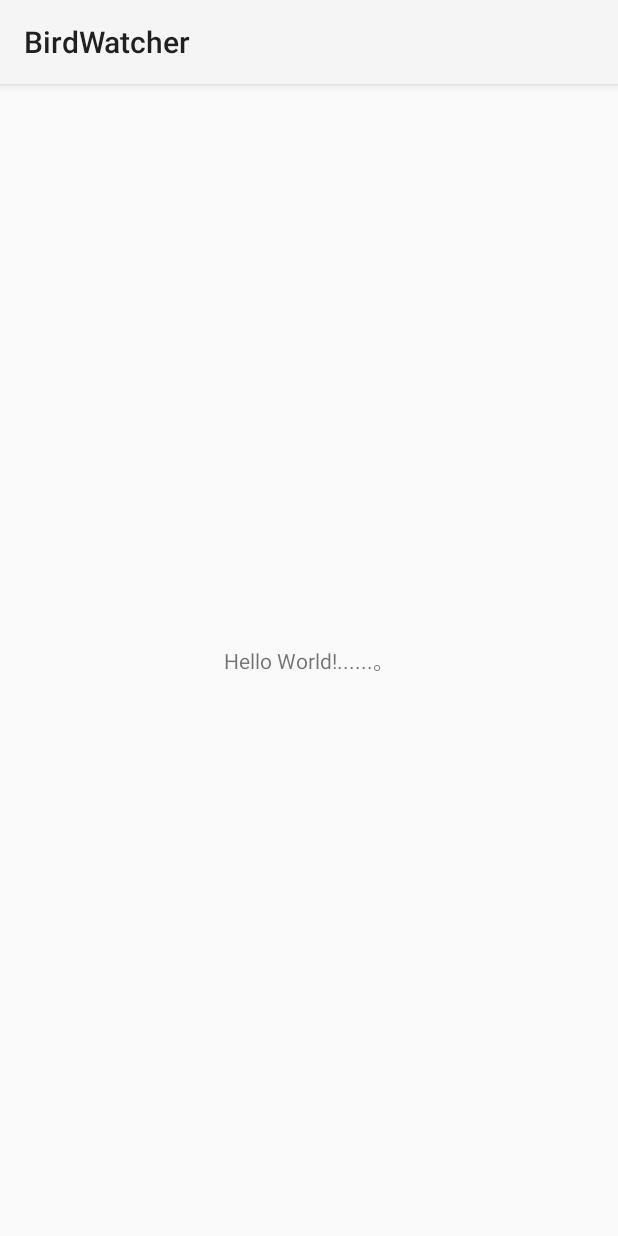
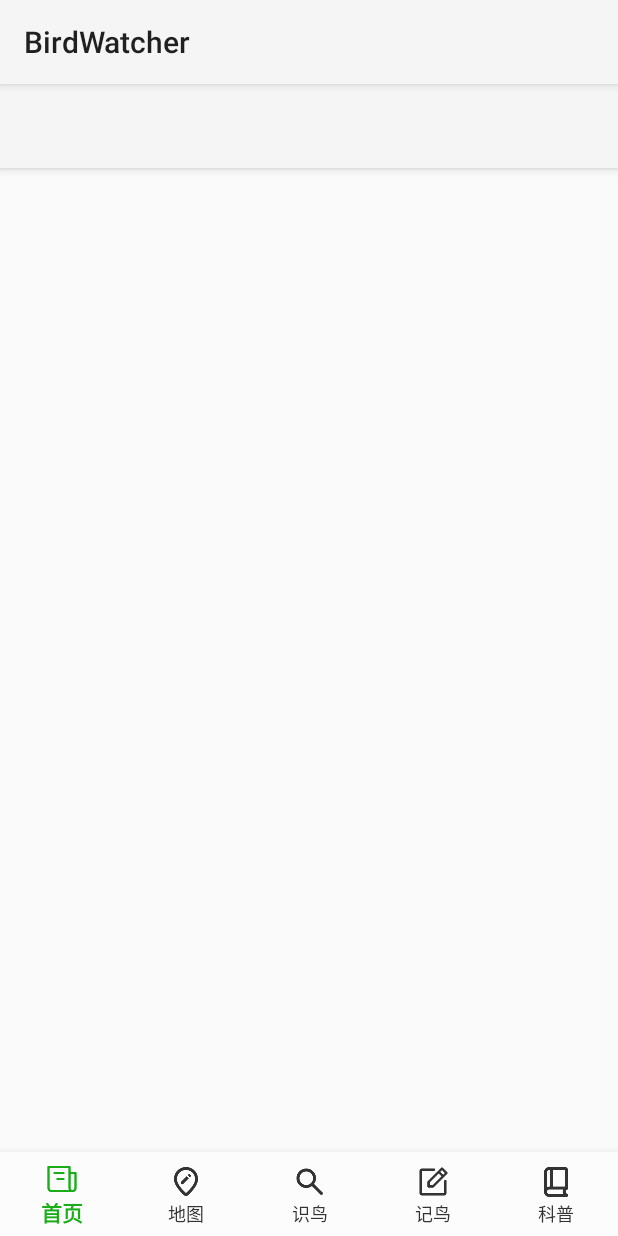
Before and after one commit to rainkaze/bird-watcher, an Android app: the screen it shows after launch (MainActivity), on a phone screen of 412 x 824 dp. Run offline under Robolectric (Android 15) with nearby library versions, the phone set to English and light mode, and no system bars; 1 statement that could not run was skipped.

Commit message:
💄 部署框架，5g个fragment

```diff
--- a/app/src/main/java/com/rainkaze/birdwatcher/MainActivity.java
+++ b/app/src/main/java/com/rainkaze/birdwatcher/MainActivity.java
@@ -1,24 +1,96 @@
 package com.rainkaze.birdwatcher;
 
 import android.os.Bundle;
+import android.view.MenuItem;
 
 import androidx.activity.EdgeToEdge;
+import androidx.annotation.NonNull;
 import androidx.appcompat.app.AppCompatActivity;
+import androidx.appcompat.widget.Toolbar;
 import androidx.core.graphics.Insets;
 import androidx.core.view.ViewCompat;
 import androidx.core.view.WindowInsetsCompat;
+import androidx.fragment.app.Fragment;
+import androidx.fragment.app.FragmentTransaction;
+
+import com.google.android.material.bottomnavigation.BottomNavigationView;
+import com.google.android.material.navigation.NavigationBarView;
+import com.rainkaze.birdwatcher.fragment.HomeFragment;
+import com.rainkaze.birdwatcher.fragment.IdentifyFragment;
+import com.rainkaze.birdwatcher.fragment.KnowledgeFragment;
+import com.rainkaze.birdwatcher.fragment.MapFragment;
+import com.rainkaze.birdwatcher.fragment.RecordFragment;
+
+import java.util.ArrayList;
+import java.util.List;
 
 public class MainActivity extends AppCompatActivity {
+
+    List<Fragment> list;
+    BottomNavigationView bottomNavigationView;
+    Toolbar toolbar;
 
     @Override
     protected void onCreate(Bundle savedInstanceState) {
         super.onCreate(savedInstanceState);
         EdgeToEdge.enable(this);
         setContentView(R.layout.activity_main);
+
+        toolbar = findViewById(R.id.toolbar);
+        setSupportActionBar(toolbar);
+
+        bottomNavigationView = findViewById(R.id.bottom_navigation);
+
+        list = new ArrayList<>();
+        list.add(new HomeFragment());
+        list.add(new MapFragment());
+        list.add(new IdentifyFragment());
+        list.add(new RecordFragment());
+        list.add(new KnowledgeFragment());
+
+
+        if (savedInstanceState == null) {
+            bottomNavigationView.setSelectedItemId(R.id.navigation_home);
+        }
+
+
+        if (bottomNavigationView != null) {
+            bottomNavigationView.setOnItemSelectedListener(new NavigationBarView.OnItemSelectedListener() {
+                @Override
+                public boolean onNavigationItemSelected(@NonNull MenuItem item) {
+                    Fragment selectedFragment = null;
+                    int itemId = item.getItemId();
+                    if (itemId == R.id.navigation_home) {
+                        selectedFragment = list.get(0);
+                    } else if (itemId == R.id.navigation_map) {
+                        selectedFragment = list.get(1);
+                    } else if (itemId == R.id.navigation_identify) {
+                        selectedFragment = list.get(2);
+                    }else if (itemId == R.id.navigation_record) {
+                        selectedFragment = list.get(3);
+                    }else if (itemId == R.id.navigation_knowledge) {
+                        selectedFragment = list.get(4);
+                    }
+
+                    if (selectedFragment != null) {
+                        showFragment(selectedFragment);
+                    }
+                    return true;
+                }
+            });
+
+        }
+
         ViewCompat.setOnApplyWindowInsetsListener(findViewById(R.id.main), (v, insets) -> {
-            Insets systemBars = insets.getInsets(WindowInsetsCompat.Type.systemBars());
-            v.setPadding(systemBars.left, systemBars.top, systemBars.right, systemBars.bottom);
+            Insets systemBarInsets = insets.getInsets(WindowInsetsCompat.Type.systemBars());
+            v.setPadding(systemBarInsets.left, systemBarInsets.top, systemBarInsets.right, 0);
             return insets;
         });
     }
+
+    private void showFragment(Fragment fragment) {
+        FragmentTransaction ft = getSupportFragmentManager().beginTransaction();
+        ft.replace(R.id.fragment_container, fragment);
+        ft.commit();
+    }
 }
--- /dev/null
+++ b/app/src/main/java/com/rainkaze/birdwatcher/fragment/HomeFragment.java
@@ -0,0 +1,19 @@
+package com.rainkaze.birdwatcher.fragment;
+
+import android.os.Bundle;
+import androidx.fragment.app.Fragment;
+import android.view.LayoutInflater;
+import android.view.View;
+import android.view.ViewGroup;
+
+import com.rainkaze.birdwatcher.R;
+
+public class HomeFragment extends Fragment {
+
+    @Override
+    public View onCreateView(LayoutInflater inflater, ViewGroup container,
+                             Bundle savedInstanceState) {
+        // 加载首页布局
+        return inflater.inflate(R.layout.fragment_home, container, false);
+    }
+}
--- /dev/null
+++ b/app/src/main/java/com/rainkaze/birdwatcher/fragment/IdentifyFragment.java
@@ -0,0 +1,20 @@
+package com.rainkaze.birdwatcher.fragment;
+
+import android.os.Bundle;
+import android.view.LayoutInflater;
+import android.view.View;
+import android.view.ViewGroup;
+
+import androidx.fragment.app.Fragment;
+
+import com.rainkaze.birdwatcher.R;
+
+public class IdentifyFragment extends Fragment {
+
+    @Override
+    public View onCreateView(LayoutInflater inflater, ViewGroup container,
+                             Bundle savedInstanceState) {
+        // 加载首页布局
+        return inflater.inflate(R.layout.fragment_identify, container, false);
+    }
+}
--- /dev/null
+++ b/app/src/main/java/com/rainkaze/birdwatcher/fragment/KnowledgeFragment.java
@@ -0,0 +1,20 @@
+package com.rainkaze.birdwatcher.fragment;
+
+import android.os.Bundle;
+import android.view.LayoutInflater;
+import android.view.View;
+import android.view.ViewGroup;
+
+import androidx.fragment.app.Fragment;
+
+import com.rainkaze.birdwatcher.R;
+
+public class KnowledgeFragment extends Fragment {
+
+    @Override
+    public View onCreateView(LayoutInflater inflater, ViewGroup container,
+                             Bundle savedInstanceState) {
+        // 加载首页布局
+        return inflater.inflate(R.layout.fragment_knowledge, container, false);
+    }
+}
--- /dev/null
+++ b/app/src/main/java/com/rainkaze/birdwatcher/fragment/MapFragment.java
@@ -0,0 +1,20 @@
+package com.rainkaze.birdwatcher.fragment;
+
+import android.os.Bundle;
+import android.view.LayoutInflater;
+import android.view.View;
+import android.view.ViewGroup;
+
+import androidx.fragment.app.Fragment;
+
+import com.rainkaze.birdwatcher.R;
+
+public class MapFragment extends Fragment {
+
+    @Override
+    public View onCreateView(LayoutInflater inflater, ViewGroup container,
+                             Bundle savedInstanceState) {
+        // 加载首页布局
+        return inflater.inflate(R.layout.fragment_map, container, false);
+    }
+}
--- /dev/null
+++ b/app/src/main/java/com/rainkaze/birdwatcher/fragment/RecordFragment.java
@@ -0,0 +1,20 @@
+package com.rainkaze.birdwatcher.fragment;
+
+import android.os.Bundle;
+import android.view.LayoutInflater;
+import android.view.View;
+import android.view.ViewGroup;
+
+import androidx.fragment.app.Fragment;
+
+import com.rainkaze.birdwatcher.R;
+
+public class RecordFragment extends Fragment {
+
+    @Override
+    public View onCreateView(LayoutInflater inflater, ViewGroup container,
+                             Bundle savedInstanceState) {
+        // 加载首页布局
+        return inflater.inflate(R.layout.fragment_record, container, false);
+    }
+}
--- /dev/null
+++ b/app/src/main/res/color/color_bottom_bar.xml
@@ -0,0 +1,6 @@
+<?xml version="1.0" encoding="utf-8"?>
+<selector xmlns:android="http://schemas.android.com/apk/res/android">
+    <item android:color="#1aad19" android:state_selected="true"/>
+    <item android:color="#333333" android:state_selected="false"/>
+
+</selector>
--- a/app/src/main/res/layout/activity_main.xml
+++ b/app/src/main/res/layout/activity_main.xml
@@ -1,5 +1,5 @@
 <?xml version="1.0" encoding="utf-8"?>
-<androidx.constraintlayout.widget.ConstraintLayout xmlns:android="http://schemas.android.com/apk/res/android"
+<RelativeLayout xmlns:android="http://schemas.android.com/apk/res/android"
     xmlns:app="http://schemas.android.com/apk/res-auto"
     xmlns:tools="http://schemas.android.com/tools"
     android:id="@+id/main"
@@ -7,13 +7,36 @@
     android:layout_height="match_parent"
     tools:context=".MainActivity">
 
-    <TextView
-        android:layout_width="wrap_content"
+    <androidx.appcompat.widget.Toolbar
+        android:id="@+id/toolbar"
+        android:layout_width="match_parent"
+        android:layout_height="?attr/actionBarSize"
+        android:background="?attr/colorPrimary"
+        android:theme="@style/ThemeOverlay.AppCompat.Dark.ActionBar"
+        app:popupTheme="@style/ThemeOverlay.AppCompat.Light"
+        android:elevation="4dp"
+        android:layout_alignParentTop="true"
+        />
+    <FrameLayout
+        android:id="@+id/fragment_container"
+        android:layout_width="match_parent"
+        android:layout_height="match_parent"
+        android:layout_above="@id/bottom_navigation"
+        android:layout_below="@id/toolbar" />
+
+
+    <com.google.android.material.bottomnavigation.BottomNavigationView
+        android:id="@+id/bottom_navigation"
+        android:layout_width="match_parent"
         android:layout_height="wrap_content"
-        android:text="Hello World!......。"
-        app:layout_constraintBottom_toBottomOf="parent"
-        app:layout_constraintEnd_toEndOf="parent"
-        app:layout_constraintStart_toStartOf="parent"
-        app:layout_constraintTop_toTopOf="parent" />
+        android:layout_alignParentBottom="true"
+        android:layout_marginBottom="0dp"
+        app:itemActiveIndicatorStyle="@null"
+        app:itemBackground="@color/white2"
+        app:itemIconTint="@color/color_bottom_bar"
+        app:itemTextColor="@color/color_bottom_bar"
+        app:labelVisibilityMode="labeled"
+        app:menu="@menu/bottom_navigation_menu" />
 
-</androidx.constraintlayout.widget.ConstraintLayout>
+
+</RelativeLayout>
--- /dev/null
+++ b/app/src/main/res/menu/bottom_navigation_menu.xml
@@ -0,0 +1,24 @@
+<?xml version="1.0" encoding="utf-8"?>
+<menu xmlns:android="http://schemas.android.com/apk/res/android">
+    <item
+        android:id="@+id/navigation_home"
+        android:icon="@mipmap/ic_home"
+        android:title="首页" />
+    <item
+        android:id="@+id/navigation_map"
+        android:icon="@mipmap/ic_map"
+        android:title="地图" />
+    <item
+        android:id="@+id/navigation_identify"
+        android:icon="@mipmap/ic_identify"
+        android:title="识鸟" />
+    <item
+        android:id="@+id/navigation_record"
+        android:icon="@mipmap/ic_record"
+        android:title="记鸟" />
+    <item
+        android:id="@+id/navigation_knowledge"
+        android:icon="@mipmap/ic_knowledge"
+        android:title="科普" />
+
+</menu>
--- a/app/src/main/res/values/colors.xml
+++ b/app/src/main/res/values/colors.xml
@@ -2,4 +2,5 @@
 <resources>
     <color name="black">#FF000000</color>
     <color name="white">#FFFFFFFF</color>
+    <color name="white2">#FFfcfcfc</color>
 </resources>
```
Also changed, not shown: app/src/main/res/layout/fragment_home.xml (added, +15 -0 lines), app/src/main/res/layout/fragment_identify.xml (added, +15 -0 lines), app/src/main/res/layout/fragment_knowledge.xml (added, +15 -0 lines), app/src/main/res/layout/fragment_map.xml (added, +15 -0 lines), app/src/main/res/layout/fragment_record.xml (added, +15 -0 lines), app/src/main/res/mipmap-xhdpi/ic_home.png (added), app/src/main/res/mipmap-xhdpi/ic_identify.png (added), app/src/main/res/mipmap-xhdpi/ic_knowledge.png (added), app/src/main/res/mipmap-xhdpi/ic_map.png (added), app/src/main/res/mipmap-xhdpi/ic_record.png (added).
